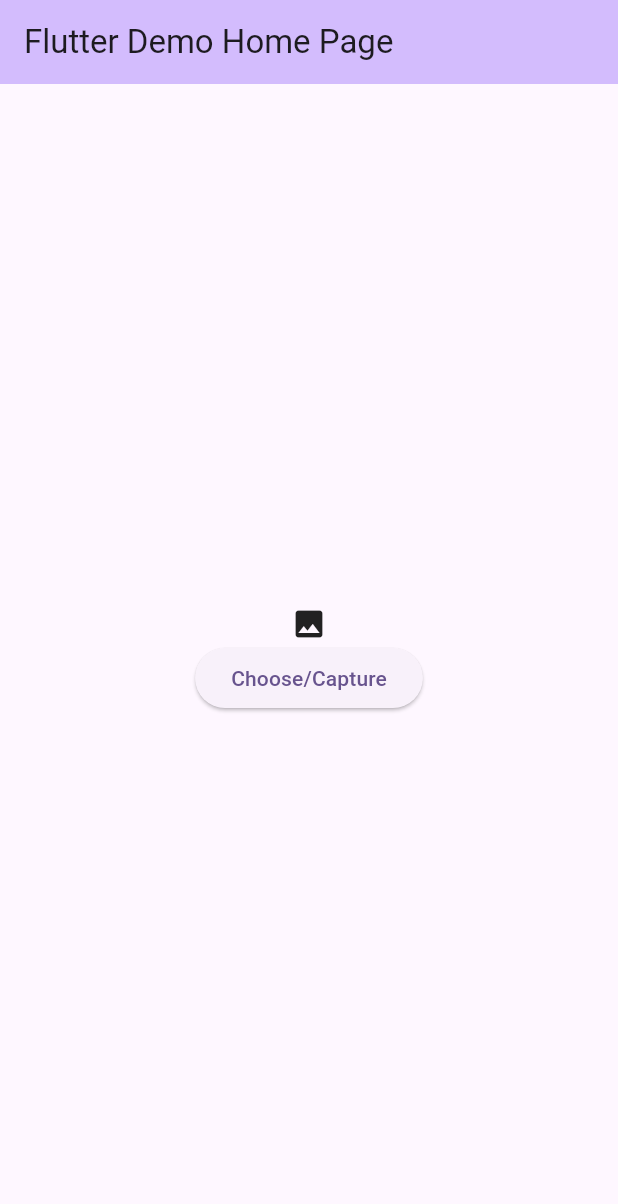
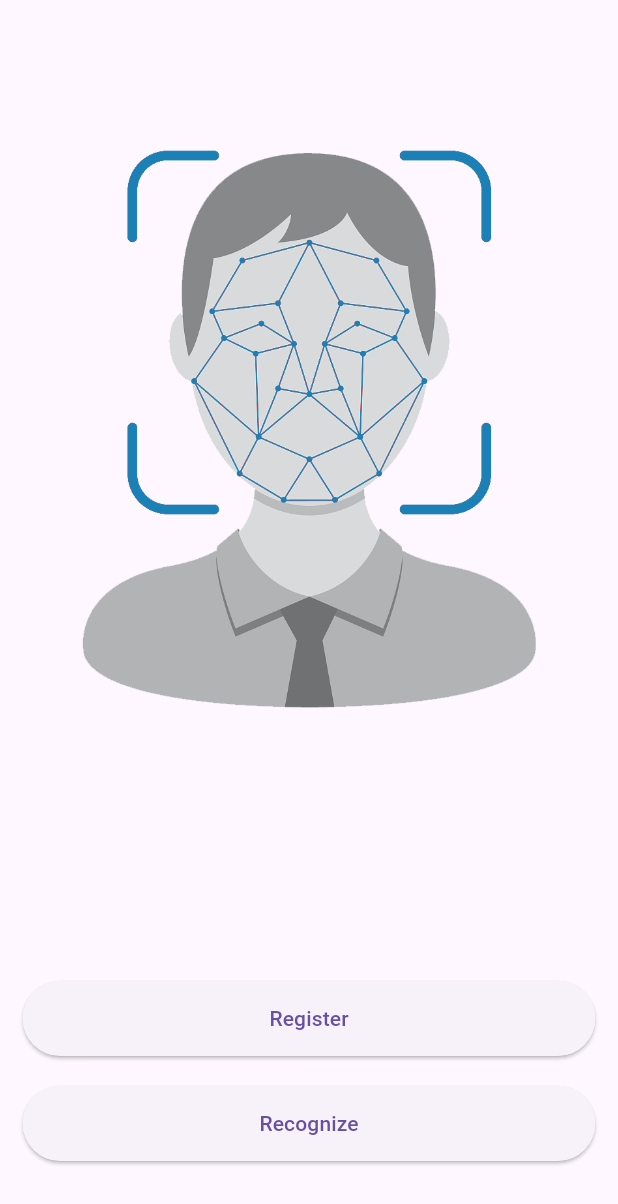
Before and after one commit to chalaAlex/flutter_face_recognition, a Flutter app: the screen it shows after launch, on a phone screen of 412 x 824 dp. Shown: the top 1204 px of the screen. Run offline on Flutter 3.47's test engine with Material 3 defaults, Android fonts, the phone set to English and light mode, and no system bars; our stand-ins replace image_picker; missing offline and left inert: google_mlkit_commons, google_mlkit_face_detection.

Commit message:
add a library, choose image from gallery, live camera,

```diff
--- /dev/null
+++ b/lib/HomeScreen.dart
@@ -0,0 +1,65 @@
+import 'package:flutter/cupertino.dart';
+import 'package:flutter/material.dart';
+
+import 'RecognitionScreen.dart';
+import 'RegistrationScreen.dart';
+
+class HomeScreen extends StatefulWidget {
+  const HomeScreen({Key? key}) : super(key: key);
+  @override
+  State<HomeScreen> createState() => _HomePageState();
+}
+
+class _HomePageState extends State<HomeScreen> {
+  @override
+  Widget build(BuildContext context) {
+    double screenWidth = MediaQuery.of(context).size.width;
+    double screenHeight = MediaQuery.of(context).size.height;
+    return Scaffold(
+      body: Column(
+        mainAxisAlignment: MainAxisAlignment.spaceBetween,
+        children: [
+          Container(
+              margin: const EdgeInsets.only(top: 100),
+              child: Image.asset(
+                "assets/images/logo.png",
+                width: screenWidth - 40,
+                height: screenWidth - 40,
+              )),
+          Container(
+            margin: const EdgeInsets.only(bottom: 50),
+            child: Column(
+              children: [
+                ElevatedButton(
+                  onPressed: () {
+                    Navigator.push(
+                        context,
+                        MaterialPageRoute(
+                            builder: (context) => const RegistrationScreen()));
+                  },
+                  style: ElevatedButton.styleFrom(
+                      minimumSize: Size(screenWidth - 30, 50)),
+                  child: const Text("Register"),
+                ),
+                Container(
+                  height: 20,
+                ),
+                ElevatedButton(
+                  onPressed: () {
+                    Navigator.push(
+                        context,
+                        MaterialPageRoute(
+                            builder: (context) => const RecognitionScreen()));
+                  },
+                  style: ElevatedButton.styleFrom(
+                      minimumSize: Size(screenWidth - 30, 50)),
+                  child: const Text("Recognize"),
+                ),
+              ],
+            ),
+          ),
+        ],
+      ),
+    );
+  }
+}
--- a/lib/main.dart
+++ b/lib/main.dart
@@ -1,71 +1,8 @@
-import 'dart:io';
+import 'package:flutter/material.dart';
 
-import 'package:flutter/material.dart';
-import 'package:image_picker/image_picker.dart';
+import 'HomeScreen.dart';
+
 
 void main() {
-  runApp(const MyApp());
+  runApp(const MaterialApp(home:HomeScreen()));
 }
-
-class MyApp extends StatelessWidget {
-  const MyApp({super.key});
-
-  // This widget is the root of your application.
-  @override
-  Widget build(BuildContext context) {
-    return MaterialApp(
-      title: 'Flutter Demo',
-      theme: ThemeData(
-        colorScheme: ColorScheme.fromSeed(seedColor: Colors.deepPurple),
-      ),
-      home: const MyHomePage(title: 'Flutter Demo Home Page'),
-    );
-  }
-}
-
-class MyHomePage extends StatefulWidget {
-  const MyHomePage({super.key, required this.title});
-  final String title;
-
-  @override
-  State<MyHomePage> createState() => _MyHomePageState();
-}
-
-class _MyHomePageState extends State<MyHomePage> {
-  File? _image;
-
-  //Image Picker Object
-  final ImagePicker _picker = ImagePicker();
-
-  // Methods
-  void chooseImage() async{
-    final XFile? image = await _picker.pickImage(source: ImageSource.gallery);
-  }
-  void captureImage() {}
-  @override
-  Widget build(BuildContext context) {
-    return Scaffold(
-      appBar: AppBar(
-        backgroundColor: Theme.of(context).colorScheme.inversePrimary,
-        title: Text(widget.title),
-      ),
-      body: Center(
-        child: Column(
-          mainAxisAlignment: MainAxisAlignment.center,
-          children: <Widget>[
-            _image != null ? Image.file(_image!) : Icon(Icons.image),
-            ElevatedButton(
-              onPressed: () {
-                chooseImage();
-              },
-              onLongPress: () {
-                captureImage();
-              },
-              child: Text("Choose/Capture"),
-            ),
-          ],
-        ),
-      ),
-    );
-  }
-}
```
Also changed, not shown: lib/RecognitionScreen.dart (added, +252 -0 lines), lib/RegistrationScreen.dart (added, +262 -0 lines), pubspec.yaml (+5 -2 lines), assets/images/logo.png (added), pubspec.lock, 2 other files.
